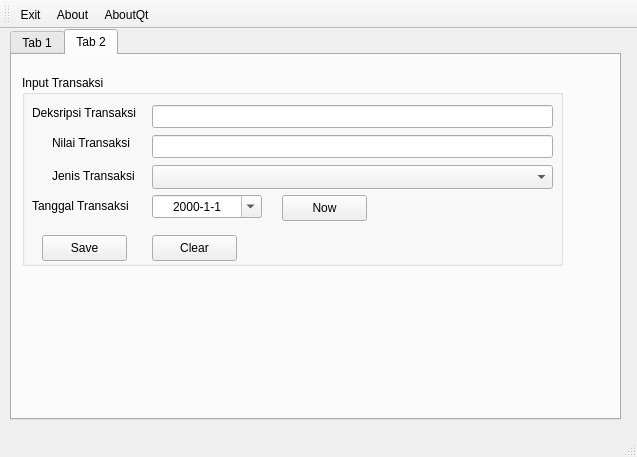
This is test1/test1.ui in mekatronik-achmadi/hilmi-app as Qt 5 draws it before an edit. The edited form follows.
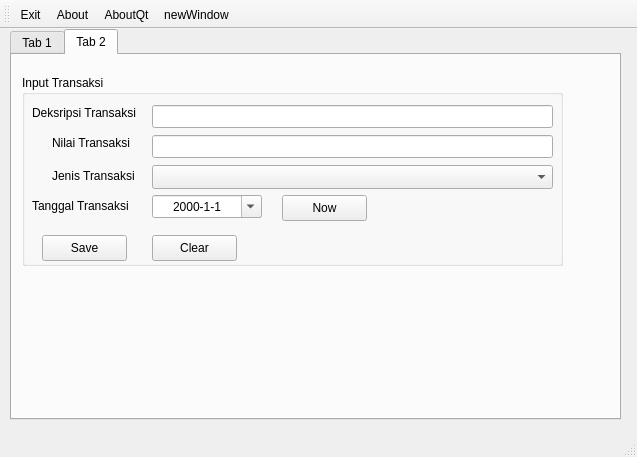
This is the edited form.

What changed in the file:
```diff
--- a/test1/test1.ui
+++ b/test1/test1.ui
@@ -398,6 +398,7 @@
    <addaction name="actionExit"/>
    <addaction name="actionAbout"/>
    <addaction name="actionAboutQt"/>
+   <addaction name="actionNewWindow"/>
   </widget>
   <widget class="QStatusBar" name="statusBar"/>
   <action name="actionExit">
@@ -415,6 +416,11 @@
     <string>AboutQt</string>
    </property>
   </action>
+  <action name="actionNewWindow">
+   <property name="text">
+    <string>newWindow</string>
+   </property>
+  </action>
  </widget>
  <layoutdefault spacing="6" margin="11"/>
  <resources/>
```
